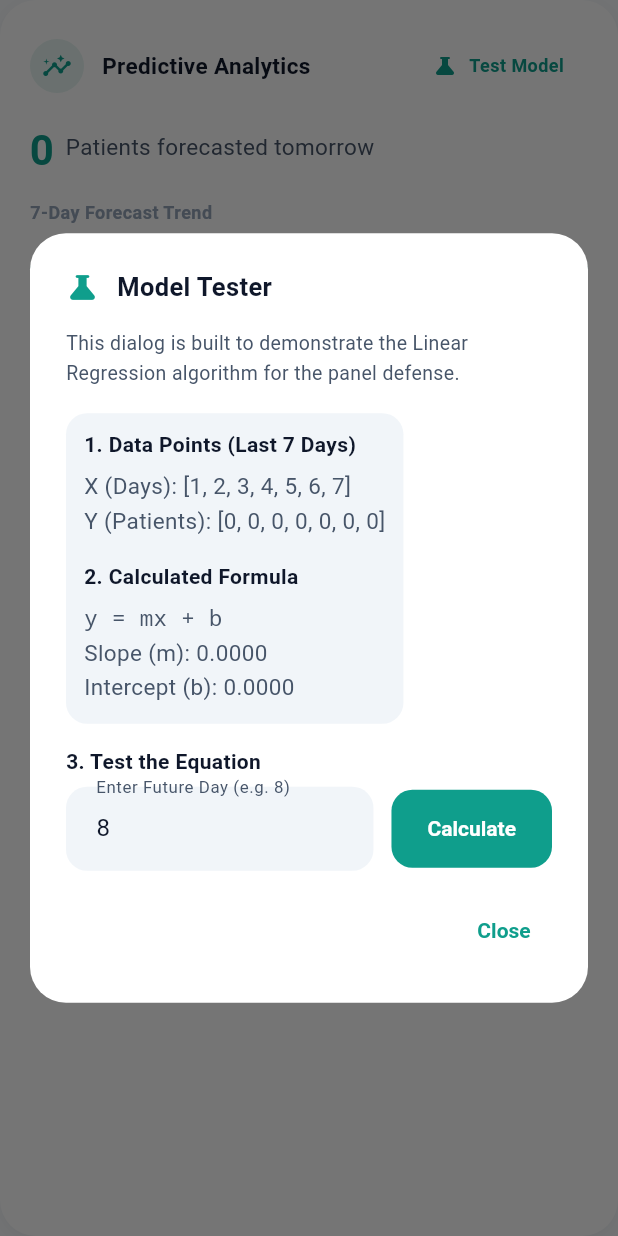
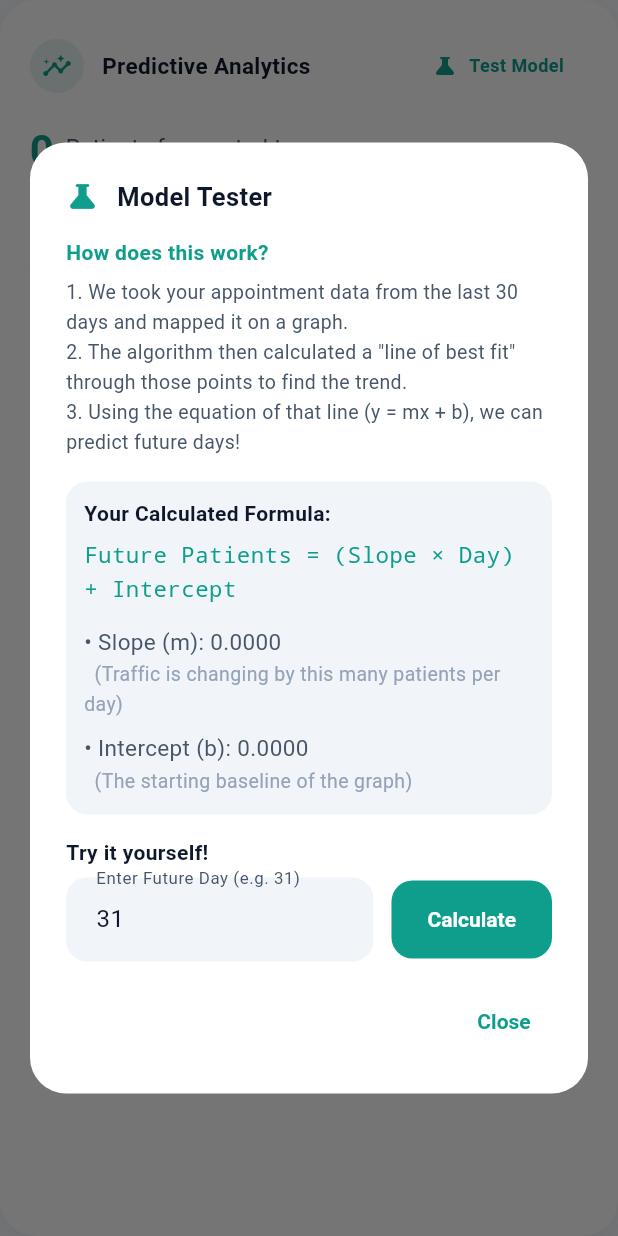
Before and after one commit to mendoza-i/purramedics, a Flutter app: the PredictiveAnalyticsWidget widget shown alone on an empty page, opened directly, after a tap on "Test Model", on a phone screen of 412 x 824 dp. Run offline on Flutter 3.47's test engine with Material 3 defaults, Android fonts, the phone set to English and light mode, and no system bars; our stand-ins replace audioplayers, cloud_firestore, firebase_auth, firebase_core, flutter_animate, google_nav_bar and 3 more; accounts and stored records are empty; network calls fail.

Commit message:
feat: Change training window to 30 days and improve model tester dialog text

```diff
--- a/lib/pages/vet/widgets/predictive_analytics_widget.dart
+++ b/lib/pages/vet/widgets/predictive_analytics_widget.dart
@@ -29,12 +29,12 @@ class _PredictiveAnalyticsWidgetState extends State<PredictiveAnalyticsWidget> {
     _firestoreService.getAllAppointmentsStream().listen((appointments) {
       if (!mounted) return;
 
-      // Map dates to counts for the last 7 days
+      // Map dates to counts for the last 30 days
       final now = DateTime.now();
       final Map<String, int> dailyCounts = {};
 
-      // Initialize last 7 days with 0
-      for (int i = 6; i >= 0; i--) {
+      // Initialize last 30 days with 0
+      for (int i = 29; i >= 0; i--) {
         final d = now.subtract(Duration(days: i));
         final dateStr = "${d.year}-${d.month.toString().padLeft(2, '0')}-${d.day.toString().padLeft(2, '0')}";
         dailyCounts[dateStr] = 0;
@@ -54,15 +54,15 @@ class _PredictiveAnalyticsWidgetState extends State<PredictiveAnalyticsWidget> {
 
       // Extract y values (counts) in chronological order
       final yValues = dailyCounts.values.map((e) => e.toDouble()).toList();
-      // Extract x values (days 1 to 7)
+      // Extract x values (days 1 to 30)
       final xValues = List.generate(yValues.length, (index) => (index + 1).toDouble());
 
       // Train model
       final model = LinearRegression.calculate(xValues, yValues);
 
-      // Forecast next 7 days (days 8 to 14)
+      // Forecast next 7 days (days 31 to 37)
       final forecast = <double>[];
-      for (int i = 8; i <= 14; i++) {
+      for (int i = 31; i <= 37; i++) {
         // Ensure we don't predict negative patients
         double prediction = model.predict(i.toDouble());
         if (prediction < 0) prediction = 0;
@@ -224,7 +224,7 @@ class _ModelTesterDialog extends StatefulWidget {
 }
 
 class _ModelTesterDialogState extends State<_ModelTesterDialog> {
-  final TextEditingController _customDayCtrl = TextEditingController(text: '8');
+  final TextEditingController _customDayCtrl = TextEditingController(text: '31');
   double? _customPrediction;
 
   @override
@@ -251,8 +251,15 @@ class _ModelTesterDialogState extends State<_ModelTesterDialog> {
               ),
               AppSpacing.vLg,
               Text(
-                'This dialog is built to demonstrate the Linear Regression algorithm for the panel defense.',
-                style: AppTypography.bodySmall.copyWith(color: AppColors.textSecondary),
+                'How does this work?',
+                style: AppTypography.labelLarge.copyWith(color: AppColors.primary),
+              ),
+              AppSpacing.vSm,
+              Text(
+                '1. We took your appointment data from the last 30 days and mapped it on a graph.\n'
+                '2. The algorithm then calculated a "line of best fit" through those points to find the trend.\n'
+                '3. Using the equation of that line (y = mx + b), we can predict future days!',
+                style: AppTypography.bodySmall.copyWith(color: AppColors.textSecondary, height: 1.5),
               ),
               AppSpacing.vLg,
               Container(
@@ -264,21 +271,20 @@ class _ModelTesterDialogState extends State<_ModelTesterDialog> {
                 child: Column(
                   crossAxisAlignment: CrossAxisAlignment.start,
                   children: [
-                    Text('1. Data Points (Last 7 Days)', style: AppTypography.labelLarge),
+                    Text('Your Calculated Formula:', style: AppTypography.labelLarge),
                     AppSpacing.vSm,
-                    Text('X (Days): [1, 2, 3, 4, 5, 6, 7]', style: AppTypography.bodyMedium),
-                    Text('Y (Patients): ${widget.historicalCounts.map((e) => e.round()).toList()}', style: AppTypography.bodyMedium),
-                    AppSpacing.vLg,
-                    Text('2. Calculated Formula', style: AppTypography.labelLarge),
+                    Text('Future Patients = (Slope × Day) + Intercept', style: AppTypography.bodyMedium.copyWith(fontFamily: 'monospace', color: AppColors.primary)),
+                    AppSpacing.vMd,
+                    Text('• Slope (m): ${widget.model?.slope.toStringAsFixed(4)}', style: AppTypography.bodyMedium),
+                    Text('  (Traffic is changing by this many patients per day)', style: AppTypography.bodySmall.copyWith(color: AppColors.textTertiary)),
                     AppSpacing.vSm,
-                    Text('y = mx + b', style: AppTypography.bodyMedium.copyWith(fontFamily: 'monospace')),
-                    Text('Slope (m): ${widget.model?.slope.toStringAsFixed(4)}', style: AppTypography.bodyMedium),
-                    Text('Intercept (b): ${widget.model?.intercept.toStringAsFixed(4)}', style: AppTypography.bodyMedium),
+                    Text('• Intercept (b): ${widget.model?.intercept.toStringAsFixed(4)}', style: AppTypography.bodyMedium),
+                    Text('  (The starting baseline of the graph)', style: AppTypography.bodySmall.copyWith(color: AppColors.textTertiary)),
                   ],
                 ),
               ),
               AppSpacing.vLg,
-              Text('3. Test the Equation', style: AppTypography.labelLarge),
+              Text('Try it yourself!', style: AppTypography.labelLarge),
               AppSpacing.vSm,
               Row(
                 children: [
@@ -287,7 +293,7 @@ class _ModelTesterDialogState extends State<_ModelTesterDialog> {
                       controller: _customDayCtrl,
                       keyboardType: TextInputType.number,
                       decoration: const InputDecoration(
-                        labelText: 'Enter Future Day (e.g. 8)',
+                        labelText: 'Enter Future Day (e.g. 31)',
                         border: OutlineInputBorder(),
                         isDense: true,
                       ),
```
